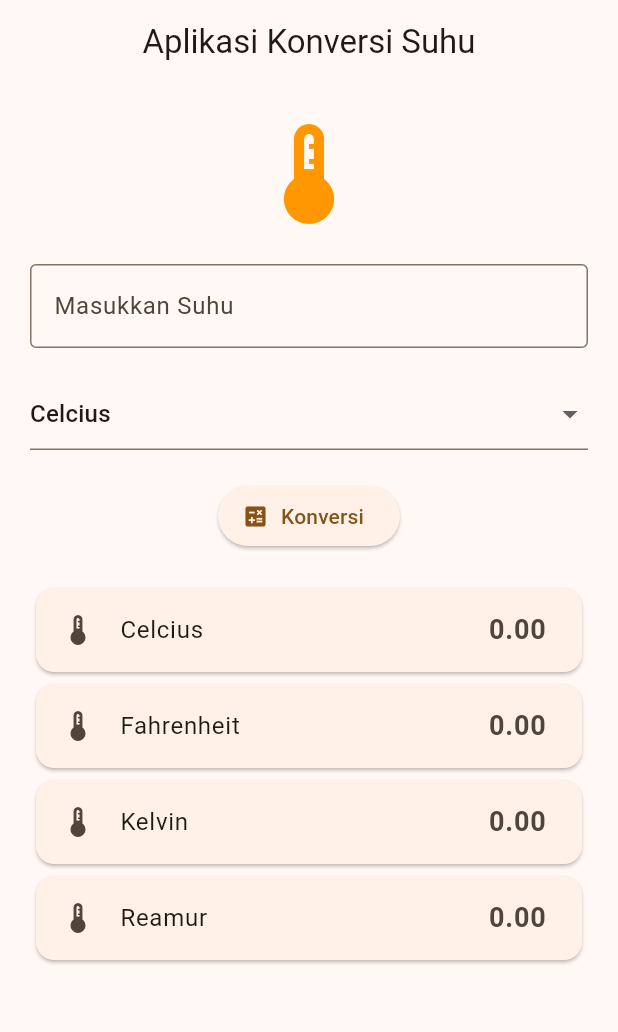
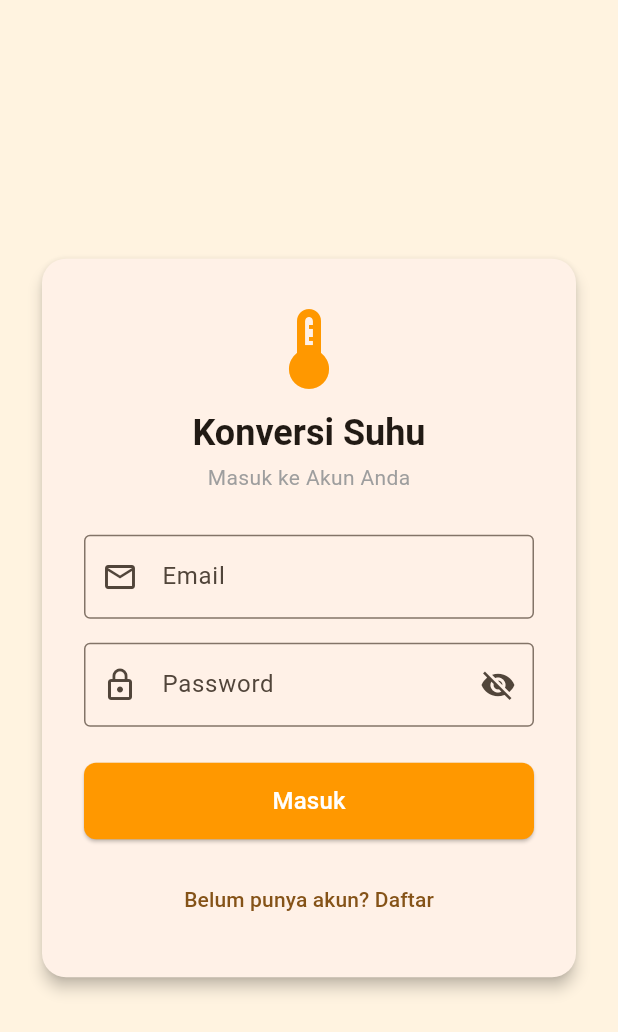
Before and after one commit to chum929/konverensi_suhu, a Flutter app: the screen it shows after launch, on a phone screen of 412 x 824 dp. Shown: the top 1032 px of the screen. Run offline on Flutter 3.47's test engine with Material 3 defaults, Android fonts, the phone set to English and light mode, and no system bars; our stand-ins replace firebase_auth, firebase_core, flutter_bloc; accounts and stored records are empty.

Commit message:
setup firebase auth

```diff
--- /dev/null
+++ b/lib/blocs/auth/auth_bloc.dart
@@ -0,0 +1,113 @@
+import 'dart:async';
+import 'package:firebase_auth/firebase_auth.dart';
+import 'package:flutter_bloc/flutter_bloc.dart';
+import '../../services/auth_service.dart';
+
+part 'auth_event.dart';
+part 'auth_state.dart';
+
+class AuthBloc extends Bloc<AuthEvent, AuthState> {
+  final AuthService _authService;
+  StreamSubscription<User?>? _authSubscription;
+
+  AuthBloc({required AuthService authService})
+      : _authService = authService,
+        super(AuthInitial()) {
+    on<AuthStarted>(_onAuthStarted);
+    on<AuthLoggedIn>(_onAuthLoggedIn);
+    on<AuthLoggedOut>(_onAuthLoggedOut);
+    on<AuthLoginRequested>(_onLoginRequested);
+    on<AuthRegisterRequested>(_onRegisterRequested);
+    on<AuthSignOutRequested>(_onSignOutRequested);
+  }
+
+  void _onAuthStarted(AuthStarted event, Emitter<AuthState> emit) {
+    // Pantau perubahan auth state dari Firebase secara real-time
+    _authSubscription?.cancel();
+    _authSubscription = _authService.authStateChanges.listen((user) {
+      if (user != null) {
+        add(AuthLoggedIn(user));
+      } else {
+        add(AuthLoggedOut());
+      }
+    });
+  }
+
+  void _onAuthLoggedIn(AuthLoggedIn event, Emitter<AuthState> emit) {
+    emit(AuthAuthenticated(event.user));
+  }
+
+  void _onAuthLoggedOut(AuthLoggedOut event, Emitter<AuthState> emit) {
+    emit(AuthUnauthenticated());
+  }
+
+  Future<void> _onLoginRequested(
+    AuthLoginRequested event,
+    Emitter<AuthState> emit,
+  ) async {
+    emit(AuthLoading());
+    try {
+      await _authService.signInWithEmailAndPassword(
+        email: event.email,
+        password: event.password,
+      );
+      // AuthLoggedIn akan di-trigger otomatis oleh stream listener
+    } on FirebaseAuthException catch (e) {
+      emit(AuthError(_mapFirebaseError(e.code)));
+    } catch (e) {
+      emit(AuthError('Terjadi kesalahan. Coba lagi.'));
+    }
+  }
+
+  Future<void> _onRegisterRequested(
+    AuthRegisterRequested event,
+    Emitter<AuthState> emit,
+  ) async {
+    emit(AuthLoading());
+    try {
+      await _authService.createUserWithEmailAndPassword(
+        email: event.email,
+        password: event.password,
+      );
+      // AuthLoggedIn akan di-trigger otomatis oleh stream listener
+    } on FirebaseAuthException catch (e) {
+      emit(AuthError(_mapFirebaseError(e.code)));
+    } catch (e) {
+      emit(AuthError('Terjadi kesalahan. Coba lagi.'));
+    }
+  }
+
+  Future<void> _onSignOutRequested(
+    AuthSignOutRequested event,
+    Emitter<AuthState> emit,
+  ) async {
+    await _authService.signOut();
+  }
+
+  String _mapFirebaseError(String code) {
+    switch (code) {
+      case 'user-not-found':
+        return 'Email tidak ditemukan.';
+      case 'wrong-password':
+        return 'Password salah.';
+      case 'invalid-email':
+        return 'Format email tidak valid.';
+      case 'email-already-in-use':
+        return 'Email sudah terdaftar.';
+      case 'weak-password':
+        return 'Password terlalu lemah (min. 6 karakter).';
+      case 'invalid-credential':
+        return 'Email atau password salah.';
+      case 'too-many-requests':
+        return 'Terlalu banyak percobaan. Coba lagi nanti.';
+      default:
+        return 'Error: $code';
+    }
+  }
+
+  @override
+  Future<void> close() {
+    _authSubscription?.cancel();
+    return super.close();
+  }
+}
--- /dev/null
+++ b/lib/blocs/auth/auth_event.dart
@@ -0,0 +1,32 @@
+part of 'auth_bloc.dart';
+
+abstract class AuthEvent {}
+
+/// Dipanggil saat app pertama kali berjalan untuk memantau auth state
+class AuthStarted extends AuthEvent {}
+
+/// Dipanggil saat user berhasil login / sudah login
+class AuthLoggedIn extends AuthEvent {
+  final User user;
+  AuthLoggedIn(this.user);
+}
+
+/// Dipanggil saat user logout
+class AuthLoggedOut extends AuthEvent {}
+
+/// Dipanggil dari LoginPage untuk proses login
+class AuthLoginRequested extends AuthEvent {
+  final String email;
+  final String password;
+  AuthLoginRequested({required this.email, required this.password});
+}
+
+/// Dipanggil dari LoginPage untuk proses daftar
+class AuthRegisterRequested extends AuthEvent {
+  final String email;
+  final String password;
+  AuthRegisterRequested({required this.email, required this.password});
+}
+
+/// Dipanggil dari halaman utama untuk logout
+class AuthSignOutRequested extends AuthEvent {}
--- /dev/null
+++ b/lib/blocs/auth/auth_state.dart
@@ -0,0 +1,24 @@
+part of 'auth_bloc.dart';
+
+abstract class AuthState {}
+
+/// State awal, belum diketahui status loginnya
+class AuthInitial extends AuthState {}
+
+/// Sedang memproses (login / daftar / logout)
+class AuthLoading extends AuthState {}
+
+/// User sudah terautentikasi
+class AuthAuthenticated extends AuthState {
+  final User user;
+  AuthAuthenticated(this.user);
+}
+
+/// User belum login / sudah logout
+class AuthUnauthenticated extends AuthState {}
+
+/// Terjadi error saat login / daftar
+class AuthError extends AuthState {
+  final String message;
+  AuthError(this.message);
+}
--- a/lib/main.dart
+++ b/lib/main.dart
@@ -1,15 +1,21 @@
+import 'package:firebase_core/firebase_core.dart';
 import 'package:flutter/material.dart';
+import 'package:flutter_bloc/flutter_bloc.dart';
 import 'package:provider/provider.dart';
+
+import 'blocs/auth/auth_bloc.dart';
+import 'firebase_options.dart';
+import 'pages/konversi_suhu_page.dart';
+import 'pages/login_page.dart';
 import 'providers/suhu_provider.dart';
-import 'pages/konversi_suhu_page.dart';
+import 'services/auth_service.dart';
 
-void main() {
-  runApp(
-    ChangeNotifierProvider(
-      create: (_) => SuhuProvider(),
-      child: const MyApp(),
-    ),
+void main() async {
+  WidgetsFlutterBinding.ensureInitialized();
+  await Firebase.initializeApp(
+    options: DefaultFirebaseOptions.currentPlatform,
   );
+  runApp(const MyApp());
 }
 
 class MyApp extends StatelessWidget {
@@ -17,14 +23,44 @@ class MyApp extends StatelessWidget {
 
   @override
   Widget build(BuildContext context) {
-    return MaterialApp(
-      debugShowCheckedModeBanner: false,
-      title: 'Konversi Suhu',
-      theme: ThemeData(
-        colorScheme: ColorScheme.fromSeed(seedColor: Colors.orange),
-        useMaterial3: true,
+    return MultiProvider(
+      providers: [
+        // Provider untuk konversi suhu
+        ChangeNotifierProvider(create: (_) => SuhuProvider()),
+
+        // BLoC untuk autentikasi Firebase
+        BlocProvider(
+          create: (_) => AuthBloc(authService: AuthService())
+            ..add(AuthStarted()),
+        ),
+      ],
+      child: MaterialApp(
+        debugShowCheckedModeBanner: false,
+        title: 'Konversi Suhu',
+        theme: ThemeData(
+          colorScheme: ColorScheme.fromSeed(seedColor: Colors.orange),
+          useMaterial3: true,
+        ),
+        home: const AuthWrapper(),
       ),
-      home: KonversiSuhuPage(),
     );
   }
 }
+
+/// Widget yang memantau AuthState dan menentukan halaman mana yang ditampilkan
+class AuthWrapper extends StatelessWidget {
+  const AuthWrapper({super.key});
+
+  @override
+  Widget build(BuildContext context) {
+    return BlocBuilder<AuthBloc, AuthState>(
+      builder: (context, state) {
+        if (state is AuthAuthenticated) {
+          return KonversiSuhuPage();
+        }
+        // AuthInitial, AuthUnauthenticated, AuthError → tampilkan LoginPage
+        return const LoginPage();
+      },
+    );
+  }
+}
--- /dev/null
+++ b/lib/pages/login_page.dart
@@ -0,0 +1,211 @@
+import 'package:flutter/material.dart';
+import 'package:flutter_bloc/flutter_bloc.dart';
+import '../blocs/auth/auth_bloc.dart';
+
+class LoginPage extends StatefulWidget {
+  const LoginPage({super.key});
+
+  @override
+  State<LoginPage> createState() => _LoginPageState();
+}
+
+class _LoginPageState extends State<LoginPage> {
+  final _formKey = GlobalKey<FormState>();
+  final _emailController = TextEditingController();
+  final _passwordController = TextEditingController();
+
+  bool _isRegisterMode = false;
+  bool _obscurePassword = true;
+
+  @override
+  void dispose() {
+    _emailController.dispose();
+    _passwordController.dispose();
+    super.dispose();
+  }
+
+  void _submit() {
+    if (!_formKey.currentState!.validate()) return;
+
+    final email = _emailController.text.trim();
+    final password = _passwordController.text.trim();
+
+    if (_isRegisterMode) {
+      context.read<AuthBloc>().add(
+            AuthRegisterRequested(email: email, password: password),
+          );
+    } else {
+      context.read<AuthBloc>().add(
+            AuthLoginRequested(email: email, password: password),
+          );
+    }
+  }
+
+  @override
+  Widget build(BuildContext context) {
+    return Scaffold(
+      backgroundColor: Colors.orange.shade50,
+      body: BlocConsumer<AuthBloc, AuthState>(
+        listener: (context, state) {
+          if (state is AuthError) {
+            ScaffoldMessenger.of(context).showSnackBar(
+              SnackBar(
+                content: Text(state.message),
+                backgroundColor: Colors.red,
+              ),
+            );
+          }
+        },
+        builder: (context, state) {
+          final isLoading = state is AuthLoading;
+
+          return Center(
+            child: SingleChildScrollView(
+              padding: const EdgeInsets.all(24),
+              child: Card(
+                elevation: 4,
+                shape: RoundedRectangleBorder(
+                  borderRadius: BorderRadius.circular(16),
+                ),
+                child: Padding(
+                  padding: const EdgeInsets.all(28),
+                  child: Form(
+                    key: _formKey,
+                    child: Column(
+                      mainAxisSize: MainAxisSize.min,
+                      children: [
+                        // Icon & Judul
+                        const Icon(
+                          Icons.thermostat,
+                          size: 64,
+                          color: Colors.orange,
+                        ),
+                        const SizedBox(height: 8),
+                        Text(
+                          'Konversi Suhu',
+                          style: Theme.of(context)
+                              .textTheme
+                              .headlineSmall
+                              ?.copyWith(fontWeight: FontWeight.bold),
+                        ),
+                        const SizedBox(height: 4),
+                        Text(
+                          _isRegisterMode ? 'Buat Akun Baru' : 'Masuk ke Akun Anda',
+                          style: Theme.of(context)
+                              .textTheme
+                              .bodyMedium
+                              ?.copyWith(color: Colors.grey),
+                        ),
+                        const SizedBox(height: 28),
+
+                        // Email
+                        TextFormField(
+                          controller: _emailController,
+                          keyboardType: TextInputType.emailAddress,
+                          decoration: const InputDecoration(
+                            labelText: 'Email',
+                            prefixIcon: Icon(Icons.email_outlined),
+                            border: OutlineInputBorder(),
+                          ),
+                          validator: (value) {
+                            if (value == null || value.trim().isEmpty) {
+                              return 'Email tidak boleh kosong';
+                            }
+                            if (!value.contains('@')) {
+                              return 'Format email tidak valid';
+                            }
+                            return null;
+                          },
+                        ),
+                        const SizedBox(height: 16),
+
+                        // Password
+                        TextFormField(
+                          controller: _passwordController,
+                          obscureText: _obscurePassword,
+                          decoration: InputDecoration(
+                            labelText: 'Password',
+                            prefixIcon: const Icon(Icons.lock_outline),
+                            border: const OutlineInputBorder(),
+                            suffixIcon: IconButton(
+                              icon: Icon(
+                                _obscurePassword
+                                    ? Icons.visibility_off
+                                    : Icons.visibility,
+                              ),
+                              onPressed: () {
+                                setState(() {
+                                  _obscurePassword = !_obscurePassword;
+                                });
+                              },
+                            ),
+                          ),
+                          validator: (value) {
+                            if (value == null || value.isEmpty) {
+                              return 'Password tidak boleh kosong';
+                            }
+                            if (value.length < 6) {
+                              return 'Password minimal 6 karakter';
+                            }
+                            return null;
+                          },
+                        ),
+                        const SizedBox(height: 24),
+
+                        // Tombol Login / Daftar
+                        SizedBox(
+                          width: double.infinity,
+                          child: ElevatedButton(
+                            onPressed: isLoading ? null : _submit,
+                            style: ElevatedButton.styleFrom(
+                              backgroundColor: Colors.orange,
+                              foregroundColor: Colors.white,
+                              padding: const EdgeInsets.symmetric(vertical: 14),
+                              shape: RoundedRectangleBorder(
+                                borderRadius: BorderRadius.circular(8),
+                              ),
+                            ),
+                            child: isLoading
+                                ? const SizedBox(
+                                    height: 20,
+                                    width: 20,
+                                    child: CircularProgressIndicator(
+                                      color: Colors.white,
+                                      strokeWidth: 2,
+                                    ),
+                                  )
+                                : Text(
+                                    _isRegisterMode ? 'Daftar' : 'Masuk',
+                                    style: const TextStyle(fontSize: 16),
+                                  ),
+                          ),
+                        ),
+                        const SizedBox(height: 16),
+
+                        // Toggle Login / Register
+                        TextButton(
+                          onPressed: isLoading
+                              ? null
+                              : () {
+                                  setState(() {
+                                    _isRegisterMode = !_isRegisterMode;
+                                  });
+                                },
+                          child: Text(
+                            _isRegisterMode
+                                ? 'Sudah punya akun? Masuk'
+                                : 'Belum punya akun? Daftar',
+                          ),
+                        ),
+                      ],
+                    ),
+                  ),
+                ),
+              ),
+            ),
+          );
+        },
+      ),
+    );
+  }
+}
--- /dev/null
+++ b/lib/services/auth_service.dart
@@ -0,0 +1,38 @@
+import 'package:firebase_auth/firebase_auth.dart';
+
+class AuthService {
+  final FirebaseAuth _auth = FirebaseAuth.instance;
+
+  // Stream perubahan status login
+  Stream<User?> get authStateChanges => _auth.authStateChanges();
+
+  // User yang sedang login
+  User? get currentUser => _auth.currentUser;
+
+  // Login dengan email & password
+  Future<UserCredential> signInWithEmailAndPassword({
+    required String email,
+    required String password,
+  }) async {
+    return await _auth.signInWithEmailAndPassword(
+      email: email,
+      password: password,
+    );
+  }
+
+  // Daftar akun baru
+  Future<UserCredential> createUserWithEmailAndPassword({
+    required String email,
+    required String password,
+  }) async {
+    return await _auth.createUserWithEmailAndPassword(
+      email: email,
+      password: password,
+    );
+  }
+
+  // Logout
+  Future<void> signOut() async {
+    await _auth.signOut();
+  }
+}
--- a/pubspec.yaml
+++ b/pubspec.yaml
@@ -32,6 +32,9 @@ dependencies:
     sdk: flutter
 
   provider: ^6.1.2
+  flutter_bloc: ^8.1.6
+  firebase_core: ^3.6.0
+  firebase_auth: ^5.3.1
 
   # The following adds the Cupertino Icons font to your application.
   # Use with the CupertinoIcons class for iOS style icons.
```
Also changed, not shown: lib/pages/konversi_suhu_page.dart (+11 -0 lines), lib/firebase_options.dart (added), pubspec.lock, 6 other files.
